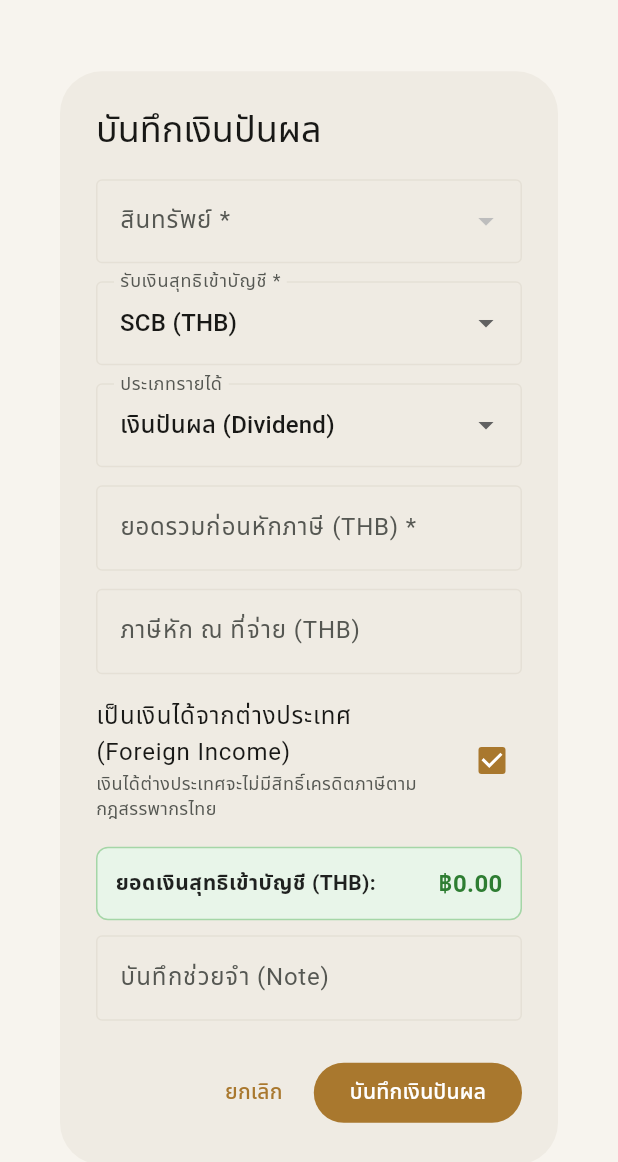
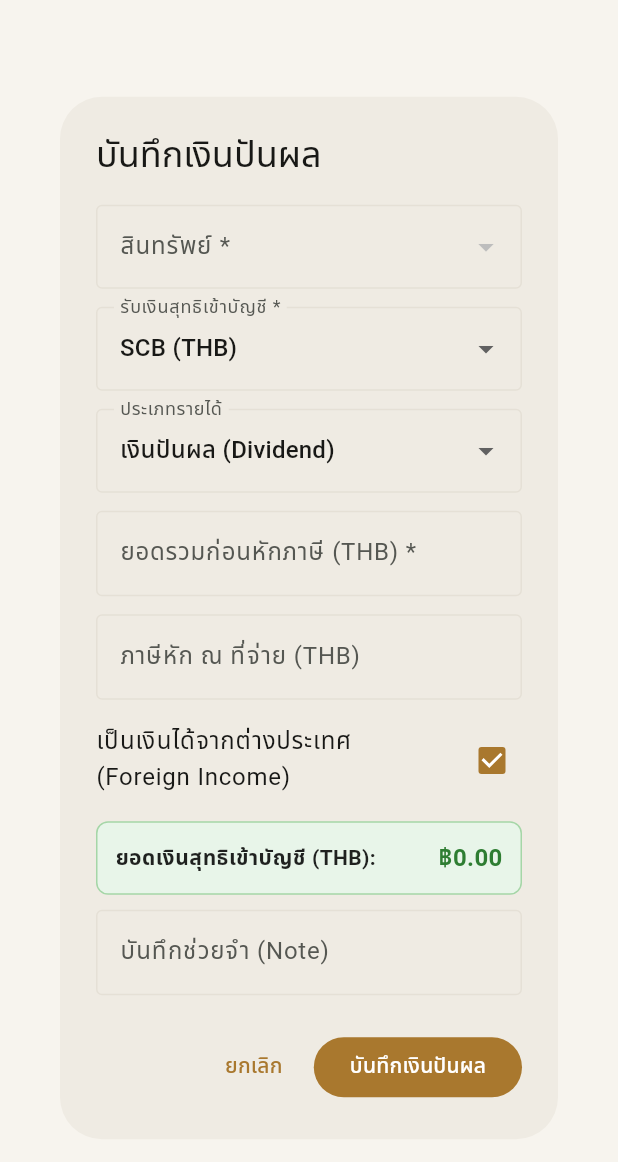
Before and after one commit to thanawit1995/myfinance, a Flutter app: the DividendIncomeDialog widget shown alone on an empty page, opened directly, after a tap on "เป็นเงินได้จากต่างประเทศ (Foreign Income", on a phone screen of 412 x 824 dp. Shown: the top 1162 px of the screen. Run offline on Flutter 3.47's test engine with Material 3 defaults, Android fonts, the phone set to English and light mode, and no system bars; our stand-ins replace connectivity_plus, csv, decimal, drift, drift_flutter, file_picker and 11 more; missing offline and left inert: dart:html, dart:js_interop, excel, googleapis, home_widget, sqlite3; accounts and stored records are empty; generated files the repository leaves out were written again.

Commit message:
feat: remove dividend tax credit field from UI (simplify dividend dialog)

```diff
--- a/lib/features/investments/presentation/dividend_income_dialog.dart
+++ b/lib/features/investments/presentation/dividend_income_dialog.dart
@@ -32,13 +32,11 @@ class _DividendIncomeDialogState extends ConsumerState<DividendIncomeDialog> {
 
   late TextEditingController _grossAmountController;
   late TextEditingController _taxController;
-  late TextEditingController _taxCreditController;
   late TextEditingController _fxRateController;
   late TextEditingController _noteController;
 
   String _currency = 'THB';
   bool _isForeignIncome = false;
-  double _corporateTaxRate = 0.20; // Default 20% corporate tax rate for Thai companies
 
   @override
   void initState() {
@@ -51,7 +49,6 @@ class _DividendIncomeDialogState extends ConsumerState<DividendIncomeDialog> {
 
     _grossAmountController = TextEditingController();
     _taxController = TextEditingController();
-    _taxCreditController = TextEditingController();
     _fxRateController = TextEditingController(text: _currency == 'USD' ? '35.000000' : '1.000000');
     _noteController = TextEditingController();
   }
@@ -60,7 +57,6 @@ class _DividendIncomeDialogState extends ConsumerState<DividendIncomeDialog> {
   void dispose() {
     _grossAmountController.dispose();
     _taxController.dispose();
-    _taxCreditController.dispose();
     _fxRateController.dispose();
     _noteController.dispose();
     super.dispose();
@@ -72,11 +68,6 @@ class _DividendIncomeDialogState extends ConsumerState<DividendIncomeDialog> {
       // 10% Withholding tax standard for dividends
       if (_taxController.text.isEmpty) {
         _taxController.text = (gross * 0.10).toStringAsFixed(2);
-      }
-      // Auto calculate Thai tax credit: gross * (t / (1 - t))
-      if (!_isForeignIncome && _corporateTaxRate > 0) {
-        final credit = gross * (_corporateTaxRate / (1 - _corporateTaxRate));
-        _taxCreditController.text = credit.toStringAsFixed(2);
       }
     }
     setState(() {});
@@ -97,9 +88,6 @@ class _DividendIncomeDialogState extends ConsumerState<DividendIncomeDialog> {
     final taxDouble = double.tryParse(_taxController.text.trim()) ?? 0.0;
     final taxSatang = (taxDouble * 100).round();
 
-    final creditDouble = _isForeignIncome ? 0.0 : (double.tryParse(_taxCreditController.text.trim()) ?? 0.0);
-    final creditSatang = (creditDouble * 100).round();
-
     final fxRate = Decimal.parse(_fxRateController.text.trim());
     final grossThbSatang = (Decimal.fromInt(grossSatang) * fxRate).round().toBigInt().toInt();
     final taxThbSatang = (Decimal.fromInt(taxSatang) * fxRate).round().toBigInt().toInt();
@@ -116,7 +104,7 @@ class _DividendIncomeDialogState extends ConsumerState<DividendIncomeDialog> {
       currencyCode: _currency,
       fxRate: fxRate,
       withholdingTaxThbSatang: taxThbSatang,
-      dividendTaxCreditSatang: creditSatang,
+      dividendTaxCreditSatang: 0,
       netAmountThbSatang: netAmountThbSatang,
       isForeignIncome: _isForeignIncome,
       note: _noteController.text.trim().isEmpty ? null : _noteController.text.trim(),
@@ -273,94 +261,14 @@ class _DividendIncomeDialogState extends ConsumerState<DividendIncomeDialog> {
                 CheckboxListTile(
                   contentPadding: EdgeInsets.zero,
                   title: const Text('เป็นเงินได้จากต่างประเทศ (Foreign Income)'),
-                  subtitle: const Text('เงินได้ต่างประเทศจะไม่มีสิทธิ์เครดิตภาษีตามกฎสรรพากรไทย', style: TextStyle(fontSize: 12)),
                   value: _isForeignIncome,
                   onChanged: (val) {
                     setState(() {
                       _isForeignIncome = val ?? false;
-                      if (_isForeignIncome) {
-                        _taxCreditController.clear();
-                      } else {
-                        _onGrossChanged();
-                      }
                     });
                   },
                 ),
                 const SizedBox(height: 8),
-
-                // 7. Thai Dividend Tax Credit (Hidden if foreign income!)
-                if (!_isForeignIncome && _incomeType == 'dividend') ...[
-                  Container(
-                    decoration: BoxDecoration(
-                      color: isDark
-                          ? theme.colorScheme.surfaceContainerHighest.withValues(alpha: 0.6)
-                          : Colors.blue.shade50,
-                      borderRadius: BorderRadius.circular(12),
-                      border: Border.all(
-                        color: isDark
-                            ? theme.colorScheme.outline.withValues(alpha: 0.3)
-                            : Colors.blue.shade200,
-                      ),
-                    ),
-                    padding: const EdgeInsets.all(12),
-                    child: Column(
-                      crossAxisAlignment: CrossAxisAlignment.start,
-                      children: [
-                        Text(
-                          isThai ? 'เครดิตภาษีเงินปันผล (มาตรา 47 ทวิ)' : 'Dividend Tax Credit (Section 47 bis)',
-                          style: TextStyle(
-                            fontWeight: FontWeight.bold,
-                            fontSize: 13,
-                            color: isDark ? theme.colorScheme.primary : Colors.blue.shade900,
-                          ),
-                        ),
-                        const SizedBox(height: 8),
-                        Row(
-                          children: [
-                            Expanded(
-                              flex: 1,
-                              child: DropdownButtonFormField<double>(
-                                decoration: const InputDecoration(
-                                  isDense: true,
-                                  labelText: 'อัตราภาษีนิติบุคคล',
-                                  border: OutlineInputBorder(),
-                                ),
-                                initialValue: _corporateTaxRate,
-                                items: const [
-                                  DropdownMenuItem(value: 0.20, child: Text('20% (เครดิต 25%)')),
-                                  DropdownMenuItem(value: 0.25, child: Text('25% (เครดิต 33%)')),
-                                  DropdownMenuItem(value: 0.30, child: Text('30% (เครดิต 42%)')),
-                                  DropdownMenuItem(value: 0.0, child: Text('0% (ไม่ได้รับเครดิต)')),
-                                ],
-                                onChanged: (val) {
-                                  if (val != null) {
-                                    _corporateTaxRate = val;
-                                    _onGrossChanged();
-                                  }
-                                },
-                              ),
-                            ),
-                            const SizedBox(width: 8),
-                            Expanded(
-                              flex: 1,
-                              child: TextFormField(
-                                controller: _taxCreditController,
-                                keyboardType: const TextInputType.numberWithOptions(decimal: true),
-                                inputFormatters: [FilteringTextInputFormatter.allow(RegExp(r'^\d*\.?\d*'))],
-                                decoration: const InputDecoration(
-                                  isDense: true,
-                                  labelText: 'ยอดเครดิตภาษี (บาท)',
-                                  border: OutlineInputBorder(),
-                                ),
-                              ),
-                            ),
-                          ],
-                        ),
-                      ],
-                    ),
-                  ),
-                  const SizedBox(height: 10),
-                ],
 
                 // 8. Net preview
                 Builder(
--- a/lib/l10n/app_localizations.dart
+++ b/lib/l10n/app_localizations.dart
@@ -167,7 +167,7 @@ abstract class AppLocalizations {
   /// No description provided for @quickAddKeypad.
   ///
   /// In th, this message translates to:
-  /// **'บันทึกด่วน (3 แตะ)'**
+  /// **'บันทึกด่วน'**
   String get quickAddKeypad;
 
   /// No description provided for @portfolio.
```
Also changed, not shown: 5 other files.
